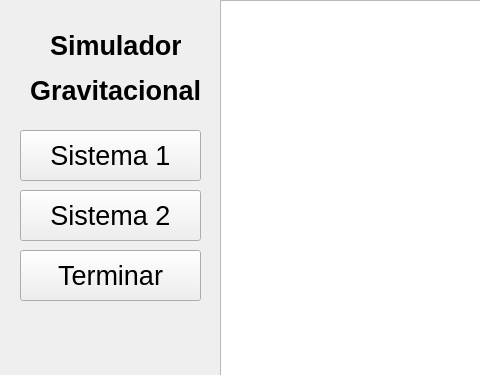
Qt form Gravitacion/Gravitacion/mainwindow.ui (lsrm1/Sistema-Gravitacional) before a commit; both pictures show x 0 to 480 and y 0 to 375 of the 1010 by 810 pixel window.
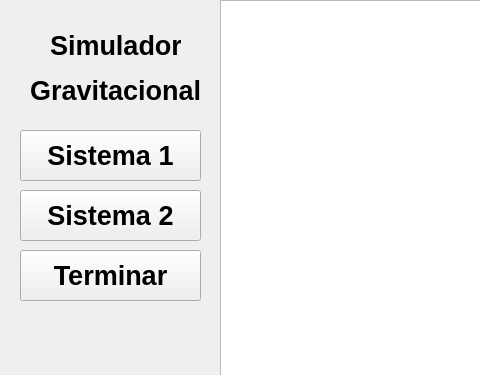
The same form after that commit.

```diff
--- a/Gravitacion/Gravitacion/mainwindow.ui
+++ b/Gravitacion/Gravitacion/mainwindow.ui
@@ -15,10 +15,10 @@
     <active>
      <colorrole role="Window">
       <brush brushstyle="SolidPattern">
-       <color alpha="255">
-        <red>154</red>
-        <green>153</green>
-        <blue>150</blue>
+       <color alpha="242">
+        <red>1</red>
+        <green>1</green>
+        <blue>11</blue>
        </color>
       </brush>
      </colorrole>
@@ -37,10 +37,10 @@
     <disabled>
      <colorrole role="Window">
       <brush brushstyle="SolidPattern">
-       <color alpha="255">
-        <red>154</red>
-        <green>153</green>
-        <blue>150</blue>
+       <color alpha="242">
+        <red>1</red>
+        <green>1</green>
+        <blue>11</blue>
        </color>
       </brush>
      </colorrole>
@@ -70,11 +70,210 @@
       <height>51</height>
      </rect>
     </property>
+    <property name="palette">
+     <palette>
+      <active>
+       <colorrole role="WindowText">
+        <brush brushstyle="SolidPattern">
+         <color alpha="255">
+          <red>255</red>
+          <green>255</green>
+          <blue>255</blue>
+         </color>
+        </brush>
+       </colorrole>
+       <colorrole role="Button">
+        <brush brushstyle="SolidPattern">
+         <color alpha="255">
+          <red>0</red>
+          <green>0</green>
+          <blue>0</blue>
+         </color>
+        </brush>
+       </colorrole>
+       <colorrole role="Text">
+        <brush brushstyle="SolidPattern">
+         <color alpha="255">
+          <red>255</red>
+          <green>255</green>
+          <blue>255</blue>
+         </color>
+        </brush>
+       </colorrole>
+       <colorrole role="ButtonText">
+        <brush brushstyle="SolidPattern">
+         <color alpha="255">
+          <red>255</red>
+          <green>255</green>
+          <blue>255</blue>
+         </color>
+        </brush>
+       </colorrole>
+       <colorrole role="Base">
+        <brush brushstyle="SolidPattern">
+         <color alpha="255">
+          <red>0</red>
+          <green>0</green>
+          <blue>0</blue>
+         </color>
+        </brush>
+       </colorrole>
+       <colorrole role="HighlightedText">
+        <brush brushstyle="SolidPattern">
+         <color alpha="255">
+          <red>0</red>
+          <green>0</green>
+          <blue>0</blue>
+         </color>
+        </brush>
+       </colorrole>
+       <colorrole role="PlaceholderText">
+        <brush brushstyle="SolidPattern">
+         <color alpha="255">
+          <red>0</red>
+          <green>0</green>
+          <blue>0</blue>
+         </color>
+        </brush>
+       </colorrole>
+      </active>
+      <inactive>
+       <colorrole role="WindowText">
+        <brush brushstyle="SolidPattern">
+         <color alpha="255">
+          <red>0</red>
+          <green>0</green>
+          <blue>0</blue>
+         </color>
+        </brush>
+       </colorrole>
+       <colorrole role="Button">
+        <brush brushstyle="SolidPattern">
+         <color alpha="255">
+          <red>239</red>
+          <green>239</green>
+          <blue>239</blue>
+         </color>
+        </brush>
+       </colorrole>
+       <colorrole role="Text">
+        <brush brushstyle="SolidPattern">
+         <color alpha="255">
+          <red>0</red>
+          <green>0</green>
+          <blue>0</blue>
+         </color>
+        </brush>
+       </colorrole>
+       <colorrole role="ButtonText">
+        <brush brushstyle="SolidPattern">
+         <color alpha="255">
+          <red>0</red>
+          <green>0</green>
+          <blue>0</blue>
+         </color>
+        </brush>
+       </colorrole>
+       <colorrole role="Base">
+        <brush brushstyle="SolidPattern">
+         <color alpha="255">
+          <red>255</red>
+          <green>255</green>
+          <blue>255</blue>
+         </color>
+        </brush>
+       </colorrole>
+       <colorrole role="HighlightedText">
+        <brush brushstyle="SolidPattern">
+         <color alpha="255">
+          <red>255</red>
+          <green>255</green>
+          <blue>255</blue>
+         </color>
+        </brush>
+       </colorrole>
+       <colorrole role="PlaceholderText">
+        <brush brushstyle="SolidPattern">
+         <color alpha="128">
+          <red>0</red>
+          <green>0</green>
+          <blue>0</blue>
+         </color>
+        </brush>
+       </colorrole>
+      </inactive>
+      <disabled>
+       <colorrole role="WindowText">
+        <brush brushstyle="SolidPattern">
+         <color alpha="255">
+          <red>190</red>
+          <green>190</green>
+          <blue>190</blue>
+         </color>
+        </brush>
+       </colorrole>
+       <colorrole role="Button">
+        <brush brushstyle="SolidPattern">
+         <color alpha="255">
+          <red>0</red>
+          <green>0</green>
+          <blue>0</blue>
+         </color>
+        </brush>
+       </colorrole>
+       <colorrole role="Text">
+        <brush brushstyle="SolidPattern">
+         <color alpha="255">
+          <red>190</red>
+          <green>190</green>
+          <blue>190</blue>
+         </color>
+        </brush>
+       </colorrole>
+       <colorrole role="ButtonText">
+        <brush brushstyle="SolidPattern">
+         <color alpha="255">
+          <red>190</red>
+          <green>190</green>
+          <blue>190</blue>
+         </color>
+        </brush>
+       </colorrole>
+       <colorrole role="Base">
+        <brush brushstyle="SolidPattern">
+         <color alpha="255">
+          <red>239</red>
+          <green>239</green>
+          <blue>239</blue>
+         </color>
+        </brush>
+       </colorrole>
+       <colorrole role="HighlightedText">
+        <brush brushstyle="SolidPattern">
+         <color alpha="255">
+          <red>255</red>
+          <green>255</green>
+          <blue>255</blue>
+         </color>
+        </brush>
+       </colorrole>
+       <colorrole role="PlaceholderText">
+        <brush brushstyle="SolidPattern">
+         <color alpha="128">
+          <red>0</red>
+          <green>0</green>
+          <blue>0</blue>
+         </color>
+        </brush>
+       </colorrole>
+      </disabled>
+     </palette>
+    </property>
     <property name="font">
      <font>
       <family>Ubuntu</family>
       <pointsize>20</pointsize>
-      <bold>false</bold>
+      <bold>true</bold>
      </font>
     </property>
     <property name="cursor">
@@ -93,10 +292,74 @@
       <height>51</height>
      </rect>
     </property>
+    <property name="palette">
+     <palette>
+      <active>
+       <colorrole role="Button">
+        <brush brushstyle="SolidPattern">
+         <color alpha="255">
+          <red>0</red>
+          <green>0</green>
+          <blue>0</blue>
+         </color>
+        </brush>
+       </colorrole>
+       <colorrole role="ButtonText">
+        <brush brushstyle="SolidPattern">
+         <color alpha="255">
+          <red>255</red>
+          <green>255</green>
+          <blue>255</blue>
+         </color>
+        </brush>
+       </colorrole>
+      </active>
+      <inactive>
+       <colorrole role="Button">
+        <brush brushstyle="SolidPattern">
+         <color alpha="255">
+          <red>239</red>
+          <green>239</green>
+          <blue>239</blue>
+         </color>
+        </brush>
+       </colorrole>
+       <colorrole role="ButtonText">
+        <brush brushstyle="SolidPattern">
+         <color alpha="255">
+          <red>0</red>
+          <green>0</green>
+          <blue>0</blue>
+         </color>
+        </brush>
+       </colorrole>
+      </inactive>
+      <disabled>
+       <colorrole role="Button">
+        <brush brushstyle="SolidPattern">
+         <color alpha="255">
+          <red>0</red>
+          <green>0</green>
+          <blue>0</blue>
+         </color>
+        </brush>
+       </colorrole>
+       <colorrole role="ButtonText">
+        <brush brushstyle="SolidPattern">
+         <color alpha="255">
+          <red>190</red>
+          <green>190</green>
+          <blue>190</blue>
+         </color>
+        </brush>
+       </colorrole>
+      </disabled>
+     </palette>
+    </property>
     <property name="font">
      <font>
       <pointsize>20</pointsize>
-      <bold>false</bold>
+      <bold>true</bold>
      </font>
     </property>
     <property name="cursor">
@@ -115,10 +378,74 @@
       <height>51</height>
      </rect>
     </property>
+    <property name="palette">
+     <palette>
+      <active>
+       <colorrole role="Button">
+        <brush brushstyle="SolidPattern">
+         <color alpha="255">
+          <red>0</red>
+          <green>0</green>
+          <blue>0</blue>
+         </color>
+        </brush>
+       </colorrole>
+       <colorrole role="ButtonText">
+        <brush brushstyle="SolidPattern">
+         <color alpha="255">
+          <red>255</red>
+          <green>255</green>
+          <blue>255</blue>
+         </color>
+        </brush>
+       </colorrole>
+      </active>
+      <inactive>
+       <colorrole role="Button">
+        <brush brushstyle="SolidPattern">
+         <color alpha="255">
+          <red>239</red>
+          <green>239</green>
+          <blue>239</blue>
+         </color>
+        </brush>
+       </colorrole>
+       <colorrole role="ButtonText">
+        <brush brushstyle="SolidPattern">
+         <color alpha="255">
+          <red>0</red>
+          <green>0</green>
+          <blue>0</blue>
+         </color>
+        </brush>
+       </colorrole>
+      </inactive>
+      <disabled>
+       <colorrole role="Button">
+        <brush brushstyle="SolidPattern">
+         <color alpha="255">
+          <red>0</red>
+          <green>0</green>
+          <blue>0</blue>
+         </color>
+        </brush>
+       </colorrole>
+       <colorrole role="ButtonText">
+        <brush brushstyle="SolidPattern">
+         <color alpha="255">
+          <red>190</red>
+          <green>190</green>
+          <blue>190</blue>
+         </color>
+        </brush>
+       </colorrole>
+      </disabled>
+     </palette>
+    </property>
     <property name="font">
      <font>
       <pointsize>20</pointsize>
-      <bold>false</bold>
+      <bold>true</bold>
      </font>
     </property>
     <property name="cursor">
```
Left out of the diff: 101 changed lines with no effect on the pictures.
